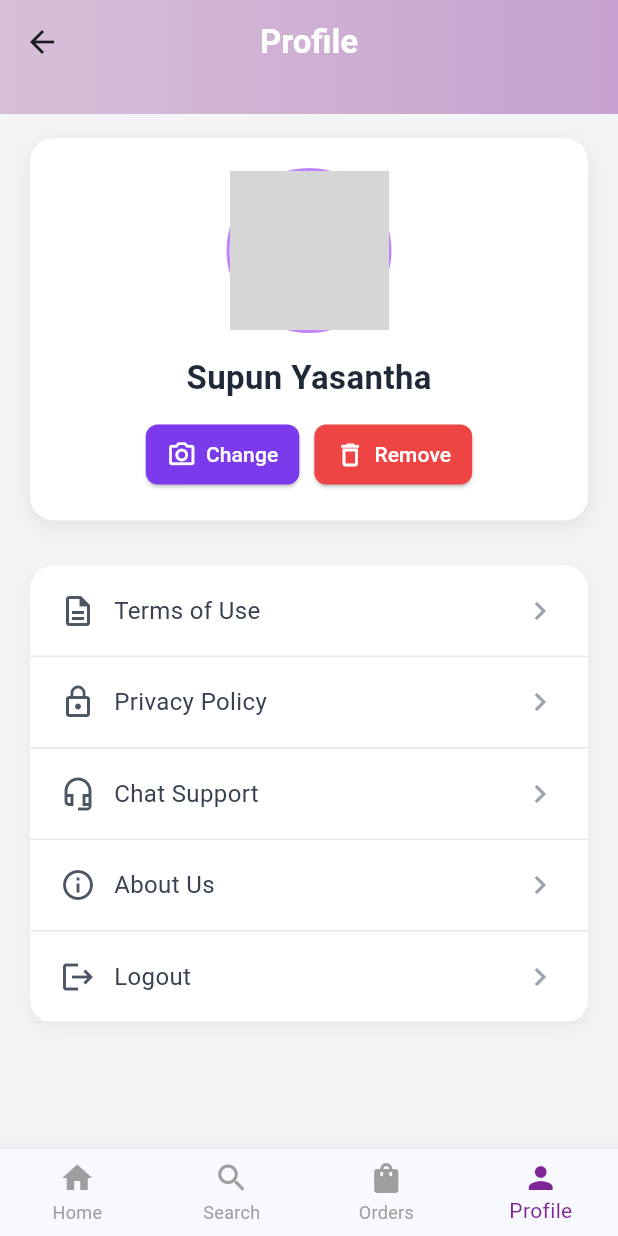
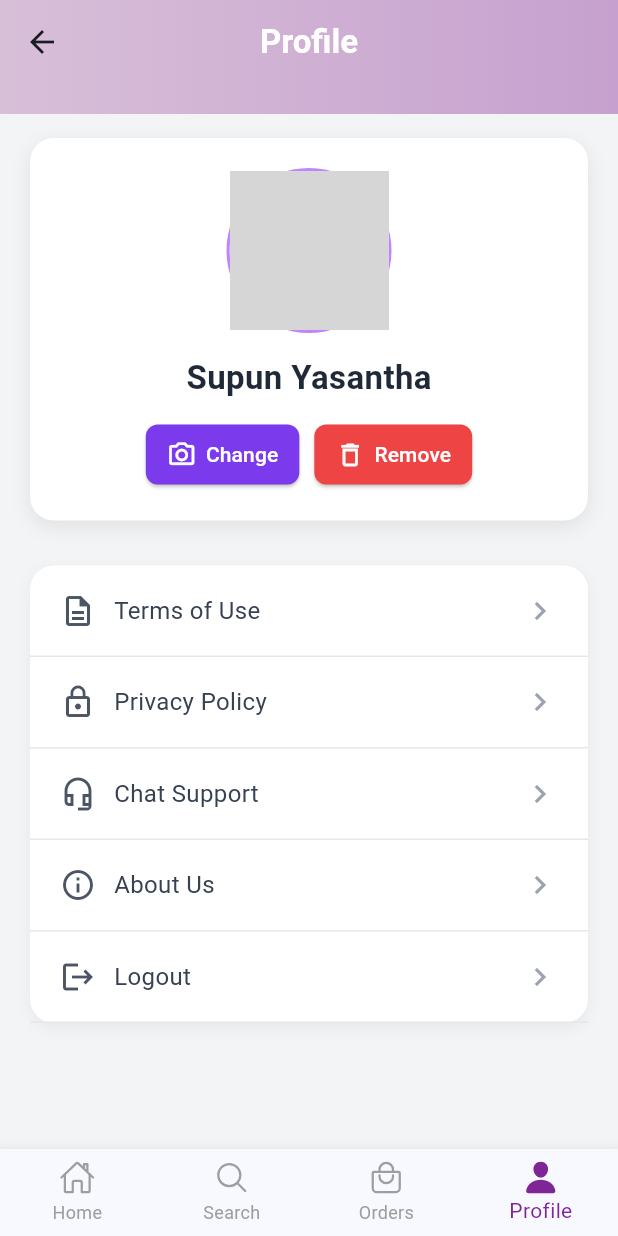
Before and after one commit to supunyasanthaofficial/auroo-flutter, a Flutter app: the BottomNavBar screen opened by its route, item 4 of the bottom bar chosen, on a phone screen of 412 x 824 dp. Run offline on Flutter 3.47's test engine with Material 3 defaults, Android fonts, the phone set to English and light mode, and no system bars; our stand-ins replace image_picker, ionicons; network calls fail; Roboto replaces fonts that are missing (Helvetica); grey boxes are pictures that could not be loaded.

```diff
--- a/lib/navigation/bottom_nav_bar.dart
+++ b/lib/navigation/bottom_nav_bar.dart
@@ -1,4 +1,5 @@
 import 'package:flutter/material.dart';
+import 'package:ionicons/ionicons.dart'; // modern icon pack
 import '../screens/Home_Screen.dart';
 import '../screens/Search_Screen.dart';
 import '../screens/My_Orders_Screen.dart';
@@ -22,15 +23,33 @@ class _BottomNavBarState extends State<BottomNavBar> {
   ];
 
   void _onTabTapped(int index) {
-    setState(() {
-      _currentIndex = index;
-    });
+    if (index != _currentIndex) {
+      setState(() {
+        _currentIndex = index;
+      });
+    }
   }
 
   @override
   Widget build(BuildContext context) {
     return Scaffold(
-      body: _screens[_currentIndex],
+      // Animated Screen Switcher
+      body: AnimatedSwitcher(
+        duration: const Duration(milliseconds: 350),
+        transitionBuilder: (child, animation) {
+          final scaleAnimation = Tween<double>(begin: 0.95, end: 1.0).animate(
+            CurvedAnimation(parent: animation, curve: Curves.easeInOut),
+          );
+
+          return ScaleTransition(
+            scale: scaleAnimation,
+            child: FadeTransition(opacity: animation, child: child),
+          );
+        },
+        child: _screens[_currentIndex],
+      ),
+
+      // Bottom Navigation Bar
       bottomNavigationBar: BottomNavigationBar(
         currentIndex: _currentIndex,
         onTap: _onTabTapped,
@@ -38,13 +57,26 @@ class _BottomNavBarState extends State<BottomNavBar> {
         selectedItemColor: const Color.fromARGB(255, 127, 38, 150),
         unselectedItemColor: Colors.grey,
         items: const [
-          BottomNavigationBarItem(icon: Icon(Icons.home), label: "Home"),
-          BottomNavigationBarItem(icon: Icon(Icons.search), label: "Search"),
           BottomNavigationBarItem(
-            icon: Icon(Icons.shopping_bag),
+            icon: Icon(Ionicons.home_outline),
+            activeIcon: Icon(Ionicons.home),
+            label: "Home",
+          ),
+          BottomNavigationBarItem(
+            icon: Icon(Ionicons.search_outline),
+            activeIcon: Icon(Ionicons.search),
+            label: "Search",
+          ),
+          BottomNavigationBarItem(
+            icon: Icon(Ionicons.bag_handle_outline),
+            activeIcon: Icon(Ionicons.bag_handle),
             label: "Orders",
           ),
-          BottomNavigationBarItem(icon: Icon(Icons.person), label: "Profile"),
+          BottomNavigationBarItem(
+            icon: Icon(Ionicons.person_outline),
+            activeIcon: Icon(Ionicons.person),
+            label: "Profile",
+          ),
         ],
       ),
     );
```
